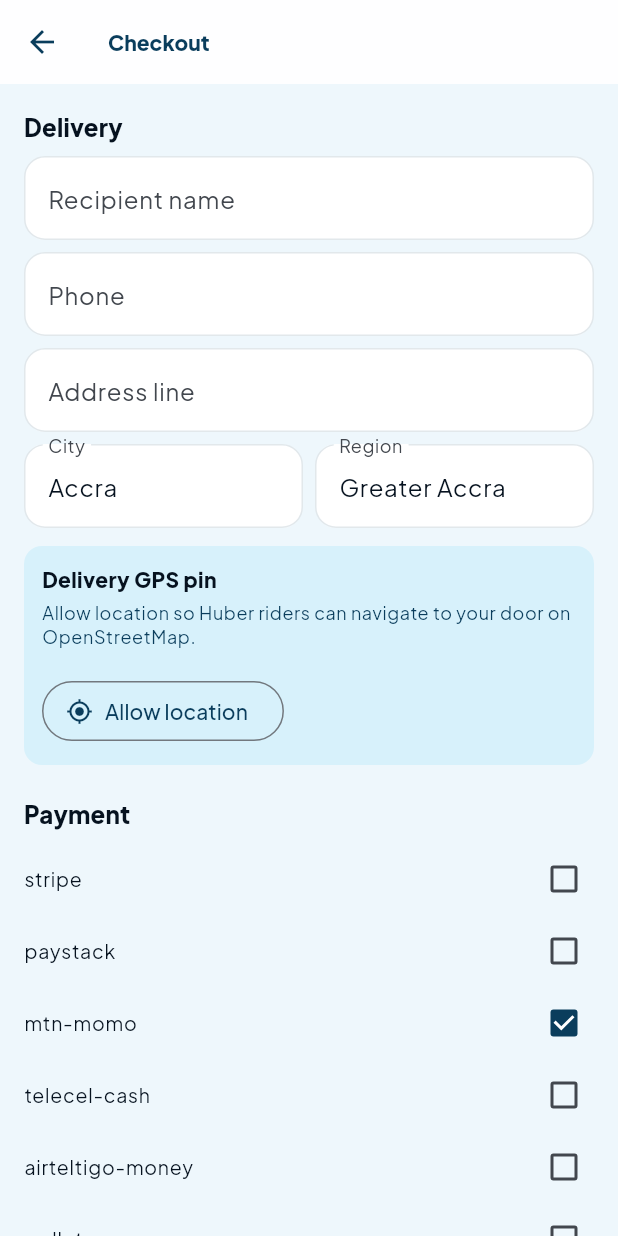
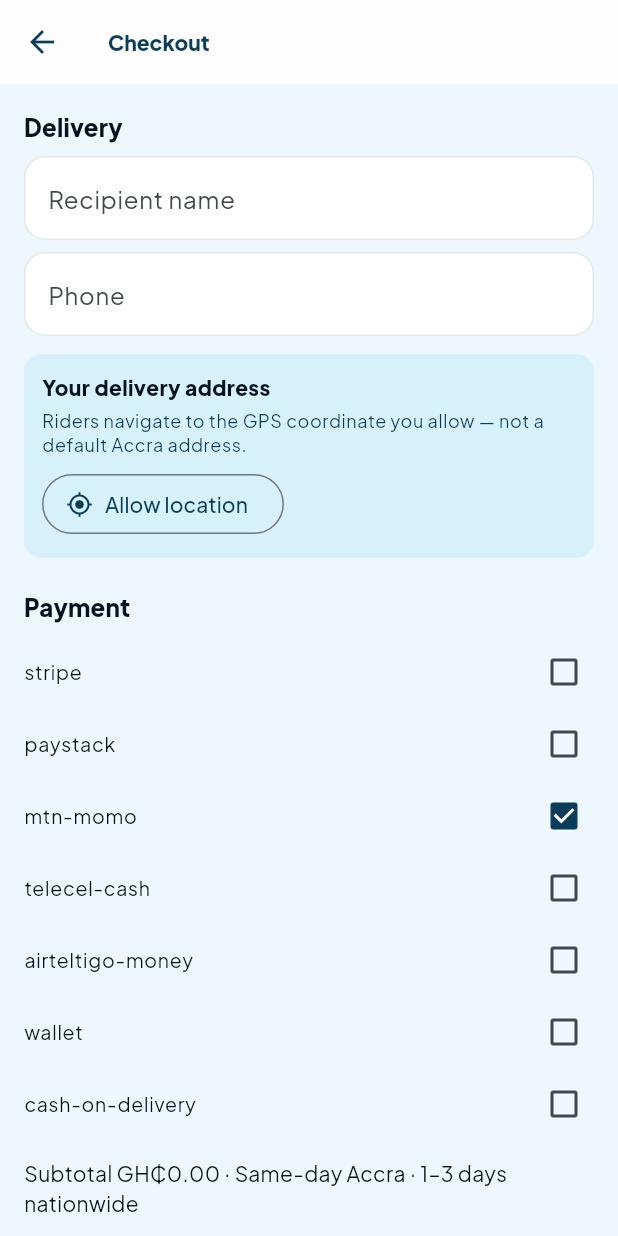
Before and after one commit to felixamay/hubsom, a Flutter app: the CheckoutPage screen opened directly, on a phone screen of 412 x 824 dp. Run offline on Flutter 3.47's test engine with Material 3 defaults, Android fonts, the phone set to English and light mode, and no system bars; our stand-ins replace cached_network_image, cloud_firestore, dio, equatable, firebase_core, firebase_messaging and 14 more; missing offline and left inert: agora_rtc_engine, dart:js_interop, dart:ui_web; accounts and stored records are empty; network calls fail.

Commit message:
Use the allowed GPS pin as the user address
Addresses and checkout no longer default to Accra. Allowing
location saves that coordinate as the delivery address so
riders navigate to the pin the user granted.

Co-authored-by: felixamay <felixamay@users.noreply.github.com>

```diff
--- a/hubsom_app/lib/core/services/ghana_places.dart
+++ b/hubsom_app/lib/core/services/ghana_places.dart
@@ -81,6 +81,68 @@ abstract final class GhanaPlaces {
     return MapsService.defaultCenter;
   }
 
+  static const _cityRegion = <String, String>{
+    'accra': 'Greater Accra',
+    'osu': 'Greater Accra',
+    'labone': 'Greater Accra',
+    'cantonments': 'Greater Accra',
+    'east legon': 'Greater Accra',
+    'madina': 'Greater Accra',
+    'adenta': 'Greater Accra',
+    'tema': 'Greater Accra',
+    'ashaiman': 'Greater Accra',
+    'spintex': 'Greater Accra',
+    'kasoa': 'Central',
+    'dansoman': 'Greater Accra',
+    'achimota': 'Greater Accra',
+    'kumasi': 'Ashanti',
+    'obuasi': 'Ashanti',
+    'tamale': 'Northern',
+    'cape coast': 'Central',
+    'takoradi': 'Western',
+    'sekondi': 'Western',
+    'sunyani': 'Bono',
+    'techiman': 'Bono East',
+    'ho': 'Volta',
+    'koforidua': 'Eastern',
+    'wa': 'Upper West',
+    'bolgatanga': 'Upper East',
+    'tarkwa': 'Western',
+    'winneba': 'Central',
+    'nkawkaw': 'Eastern',
+  };
+
+  static String _titleCase(String value) => value
+      .split(' ')
+      .map((w) => w.isEmpty ? w : '${w[0].toUpperCase()}${w.substring(1)}')
+      .join(' ');
+
+  /// Nearest known Ghana place for a GPS pin. Does not fall back to Accra
+  /// when the pin is far from every listed city.
+  static ({String city, String region, double km}) nearest(
+    double latitude,
+    double longitude,
+  ) {
+    final pin = LatLng(latitude, longitude);
+    var bestKey = '';
+    var bestKm = double.infinity;
+    for (final entry in _cities.entries) {
+      final km = distanceKm(pin, entry.value);
+      if (km < bestKm) {
+        bestKm = km;
+        bestKey = entry.key;
+      }
+    }
+    if (bestKey.isEmpty || bestKm > 60) {
+      return (city: '', region: '', km: bestKm);
+    }
+    return (
+      city: _titleCase(bestKey),
+      region: _cityRegion[bestKey] ?? '',
+      km: bestKm,
+    );
+  }
+
   static double distanceKm(LatLng from, LatLng to) {
     return const Distance().as(LengthUnit.Kilometer, from, to);
   }
--- /dev/null
+++ b/hubsom_app/lib/core/services/user_address_store.dart
@@ -0,0 +1,67 @@
+import 'dart:convert';
+
+import '../../models/user.dart';
+import 'ghana_places.dart';
+import 'local_store.dart';
+
+/// Persist the GPS pin the user allowed as their delivery address.
+class UserAddressStore {
+  UserAddressStore._();
+
+  static UserAddress? defaultAddress(HubsomUser user) {
+    UserAddress? withPin;
+    for (final address in user.addresses) {
+      if (address.location == null) continue;
+      withPin ??= address;
+      if (address.isDefault == true) return address;
+    }
+    return withPin ?? (user.addresses.isEmpty ? null : user.addresses.first);
+  }
+
+  static UserAddress fromAllowedGps(
+    GeoLocation pin, {
+    String? id,
+    String? phone,
+    bool isDefault = true,
+  }) {
+    final near = GhanaPlaces.nearest(pin.latitude, pin.longitude);
+    return UserAddress.fromGps(
+      id: id ?? 'addr_${DateTime.now().millisecondsSinceEpoch}',
+      location: pin,
+      phone: phone,
+      isDefault: isDefault,
+      city: near.city,
+      region: near.region,
+    );
+  }
+
+  static Future<HubsomUser> saveAllowedGps({
+    required HubsomUser user,
+    required GeoLocation pin,
+    String? phone,
+  }) async {
+    final nextAddress = fromAllowedGps(
+      pin,
+      phone: phone ?? user.phone,
+    );
+    final existing = defaultAddress(user);
+    final addresses = [
+      if (existing != null)
+        UserAddress.fromGps(
+          id: existing.id,
+          location: pin,
+          label: existing.label,
+          phone: phone ?? existing.phone ?? user.phone,
+          isDefault: true,
+          city: nextAddress.city,
+          region: nextAddress.region,
+        )
+      else
+        nextAddress,
+      ...user.addresses.where((a) => a.id != existing?.id),
+    ];
+    final next = user.copyWith(addresses: addresses);
+    await LocalStore.setUserJson(jsonEncode(next.toJson()));
+    return next;
+  }
+}
--- a/hubsom_app/lib/features/checkout/checkout_page.dart
+++ b/hubsom_app/lib/features/checkout/checkout_page.dart
@@ -5,6 +5,7 @@ import 'package:go_router/go_router.dart';
 import '../../core/constants/app_constants.dart';
 import '../../core/providers/core_providers.dart';
 import '../../core/services/payment_service.dart';
+import '../../core/services/user_address_store.dart';
 import '../../core/utils/money.dart';
 import '../../models/user.dart';
 import '../../widgets/gps_pin_card.dart';
@@ -19,24 +20,42 @@ class CheckoutPage extends ConsumerStatefulWidget {
 class _CheckoutPageState extends ConsumerState<CheckoutPage> {
   final _name = TextEditingController();
   final _phone = TextEditingController();
-  final _line1 = TextEditingController();
-  final _city = TextEditingController(text: AppConstants.defaultCity);
-  final _region = TextEditingController(text: AppConstants.defaultRegion);
   final _selected = <String>{'mtn-momo'};
   bool _busy = false;
   String? _result;
   GeoLocation? _gps;
+  UserAddress? _address;
   bool _gpsBusy = false;
   String? _gpsError;
+
+  @override
+  void initState() {
+    super.initState();
+    WidgetsBinding.instance.addPostFrameCallback((_) => _loadSavedPin());
+  }
 
   @override
   void dispose() {
     _name.dispose();
     _phone.dispose();
-    _line1.dispose();
-    _city.dispose();
-    _region.dispose();
     super.dispose();
+  }
+
+  void _applyPin(GeoLocation pin, {UserAddress? address}) {
+    _gps = pin;
+    _address = address ?? UserAddressStore.fromAllowedGps(pin, phone: _phone.text.trim());
+    _gpsError = null;
+  }
+
+  void _loadSavedPin() {
+    final user = ref.read(authStateProvider).valueOrNull;
+    if (user == null) return;
+    _name.text = user.name;
+    _phone.text = user.phone ?? '';
+    final saved = UserAddressStore.defaultAddress(user);
+    if (saved?.location != null) {
+      setState(() => _applyPin(saved!.location!, address: saved));
+    }
   }
 
   Future<void> _useGps() async {
@@ -46,8 +65,23 @@ class _CheckoutPageState extends ConsumerState<CheckoutPage> {
     });
     try {
       final pin = await ref.read(locationServiceProvider).current();
+      final user = ref.read(authStateProvider).valueOrNull;
+      HubsomUser? next;
+      if (user != null) {
+        next = await UserAddressStore.saveAllowedGps(
+          user: user,
+          pin: pin,
+          phone: _phone.text.trim().isEmpty ? null : _phone.text.trim(),
+        );
+        ref.read(authStateProvider.notifier).applyLocalUser(next);
+      }
       if (!mounted) return;
-      setState(() => _gps = pin);
+      setState(() {
+        _applyPin(
+          pin,
+          address: next == null ? null : UserAddressStore.defaultAddress(next),
+        );
+      });
     } catch (e) {
       if (!mounted) return;
       setState(() => _gpsError = '$e');
@@ -66,14 +100,15 @@ class _CheckoutPageState extends ConsumerState<CheckoutPage> {
     }
     setState(() { _busy = true; _result = null; });
     try {
+      final address = _address ?? UserAddressStore.fromAllowedGps(_gps!);
       final res = await ref.read(paymentServiceProvider).checkout(
         items: cart.map((e) => e.toJson()).toList(),
         shipping: {
           'recipientName': _name.text.trim(),
           'phone': _phone.text.trim(),
-          'line1': _line1.text.trim(),
-          'city': _city.text.trim(),
-          'region': _region.text.trim(),
+          'line1': address.line1,
+          'city': address.city,
+          'region': address.region,
           'location': _gps!.toJson(),
         },
         paymentMethods: _selected.toList(),
@@ -93,6 +128,7 @@ class _CheckoutPageState extends ConsumerState<CheckoutPage> {
     final subtotal = cart.fold<double>(0, (s, e) => s + e.lineTotal);
     final shipment = cart.fold<double>(0, (s, e) => s + e.shipmentLineTotal);
     final payable = subtotal + shipment;
+    final area = _address?.displayArea ?? '';
     return Scaffold(
       appBar: AppBar(title: const Text('Checkout')),
       body: ListView(
@@ -103,24 +139,25 @@ class _CheckoutPageState extends ConsumerState<CheckoutPage> {
           TextField(controller: _name, decoration: const InputDecoration(labelText: 'Recipient name')),
           const SizedBox(height: 8),
           TextField(controller: _phone, decoration: const InputDecoration(labelText: 'Phone'), keyboardType: TextInputType.phone),
-          const SizedBox(height: 8),
-          TextField(controller: _line1, decoration: const InputDecoration(labelText: 'Address line')),
-          const SizedBox(height: 8),
-          Row(children: [
-            Expanded(child: TextField(controller: _city, decoration: const InputDecoration(labelText: 'City'))),
-            const SizedBox(width: 8),
-            Expanded(child: TextField(controller: _region, decoration: const InputDecoration(labelText: 'Region'))),
-          ]),
           const SizedBox(height: 12),
           GpsPinCard(
-            title: 'Delivery GPS pin',
+            title: 'Your delivery address',
             subtitle:
-                'Allow location so Huber riders can navigate to your door on OpenStreetMap.',
+                'Riders navigate to the GPS coordinate you allow — not a default Accra address.',
             pin: _gps,
             busy: _gpsBusy,
             error: _gpsError,
             onUseLocation: _useGps,
           ),
+          if (_gps != null) ...[
+            const SizedBox(height: 8),
+            Text(
+              area.isEmpty
+                  ? 'Address · ${_gps!.coordinateLabel}'
+                  : 'Address · ${_gps!.coordinateLabel} · near $area',
+              style: Theme.of(context).textTheme.bodySmall,
+            ),
+          ],
           const SizedBox(height: 20),
           Text('Payment', style: Theme.of(context).textTheme.titleMedium?.copyWith(fontWeight: FontWeight.w800)),
           const SizedBox(height: 8),
--- a/hubsom_app/lib/models/order.dart
+++ b/hubsom_app/lib/models/order.dart
@@ -84,8 +84,8 @@ class OrderShipping extends Equatable {
         phone: json['phone'] as String? ?? '',
         line1: json['line1'] as String? ?? '',
         line2: json['line2'] as String?,
-        city: json['city'] as String? ?? 'Accra',
-        region: json['region'] as String? ?? 'Greater Accra',
+        city: json['city'] as String? ?? '',
+        region: json['region'] as String? ?? '',
         notes: json['notes'] as String?,
         label: json['label'] as String?,
         location: json['location'] != null
--- a/hubsom_app/lib/models/user.dart
+++ b/hubsom_app/lib/models/user.dart
@@ -31,6 +31,9 @@ class GeoLocation extends Equatable {
         if (capturedAt != null) 'capturedAt': capturedAt,
       };
 
+  String get coordinateLabel =>
+      '${latitude.toStringAsFixed(5)}, ${longitude.toStringAsFixed(5)}';
+
   @override
   List<Object?> get props => [latitude, longitude, accuracyM, source, capturedAt];
 }
@@ -63,8 +66,8 @@ class UserAddress extends Equatable {
         label: json['label'] as String? ?? 'Home',
         line1: json['line1'] as String? ?? '',
         line2: json['line2'] as String?,
-        city: json['city'] as String? ?? 'Accra',
-        region: json['region'] as String? ?? 'Greater Accra',
+        city: json['city'] as String? ?? '',
+        region: json['region'] as String? ?? '',
         phone: json['phone'] as String?,
         isDefault: json['isDefault'] as bool?,
         location: json['location'] != null
@@ -83,6 +86,37 @@ class UserAddress extends Equatable {
         if (isDefault != null) 'isDefault': isDefault,
         if (location != null) 'location': location!.toJson(),
       };
+
+  factory UserAddress.fromGps({
+    required String id,
+    required GeoLocation location,
+    String label = 'Home',
+    String? phone,
+    bool isDefault = true,
+    String? city,
+    String? region,
+  }) {
+    return UserAddress(
+      id: id,
+      label: label,
+      line1: location.coordinateLabel,
+      city: city ?? '',
+      region: region ?? '',
+      phone: phone,
+      isDefault: isDefault,
+      location: location,
+    );
+  }
+
+  String get displayLine {
+    if (location != null) return location!.coordinateLabel;
+    if (line1.trim().isNotEmpty) return line1.trim();
+    return [city, region].where((e) => e.trim().isNotEmpty).join(', ');
+  }
+
+  String get displayArea {
+    return [city, region].where((e) => e.trim().isNotEmpty).join(', ');
+  }
 
   @override
   List<Object?> get props => [id, label, line1, line2, city, region, phone, isDefault, location];
--- a/hubsom_app/lib/widgets/gps_pin_card.dart
+++ b/hubsom_app/lib/widgets/gps_pin_card.dart
@@ -1,8 +1,5 @@
 import 'package:flutter/material.dart';
-import 'package:flutter_map/flutter_map.dart';
-import 'package:latlong2/latlong.dart';
 
-import '../core/services/maps_service.dart';
 import '../core/theme/hubsom_colors.dart';
 import '../models/user.dart';
 
@@ -41,47 +38,19 @@ class GpsPinCard extends StatelessWidget {
           Text(title, style: const TextStyle(fontWeight: FontWeight.w800)),
           const SizedBox(height: 4),
           Text(subtitle, style: Theme.of(context).textTheme.bodySmall),
-          const SizedBox(height: 10),
           if (loc != null) ...[
-            SizedBox(
-              height: 140,
-              child: ClipRRect(
-                borderRadius: BorderRadius.circular(10),
-                child: FlutterMap(
-                  options: MapOptions(
-                    initialCenter: LatLng(loc.latitude, loc.longitude),
-                    initialZoom: 15,
-                    interactionOptions: const InteractionOptions(
-                      flags: InteractiveFlag.none,
-                    ),
+            const SizedBox(height: 10),
+            Row(
+              children: [
+                const Icon(Icons.my_location, color: HubsomColors.live),
+                const SizedBox(width: 8),
+                Expanded(
+                  child: Text(
+                    '${loc.coordinateLabel}${loc.source == 'gps' ? ' · GPS' : ''}',
+                    style: const TextStyle(fontWeight: FontWeight.w800),
                   ),
-                  children: [
-                    TileLayer(
-                      urlTemplate: MapsService.osmTileUrl,
-                      userAgentPackageName: 'com.hubsom.app',
-                    ),
-                    MarkerLayer(
-                      markers: [
-                        Marker(
-                          point: LatLng(loc.latitude, loc.longitude),
-                          width: 36,
-                          height: 36,
-                          child: const Icon(
-                            Icons.my_location,
-                            color: HubsomColors.live,
-                          ),
-                        ),
-                      ],
-                    ),
-                  ],
                 ),
-              ),
-            ),
-            const SizedBox(height: 8),
-            Text(
-              '${loc.latitude.toStringAsFixed(5)}, ${loc.longitude.toStringAsFixed(5)}'
-              '${loc.source == 'gps' ? ' · GPS' : ''}',
-              style: Theme.of(context).textTheme.bodySmall,
+              ],
             ),
           ],
           const SizedBox(height: 8),
```
Also changed, not shown: hubsom_app/lib/features/account/addresses_page.dart (+89 -82 lines), 1 other file.
